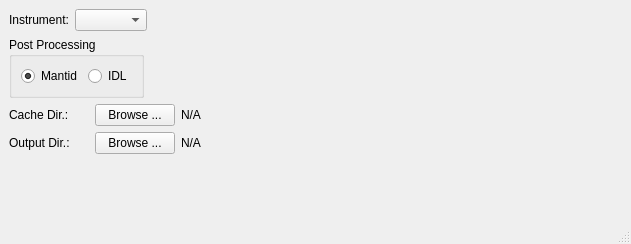
This is addie/ui/advanced_window.ui in neutrons/addie as Qt 5 draws it before an edit. The edited form follows.
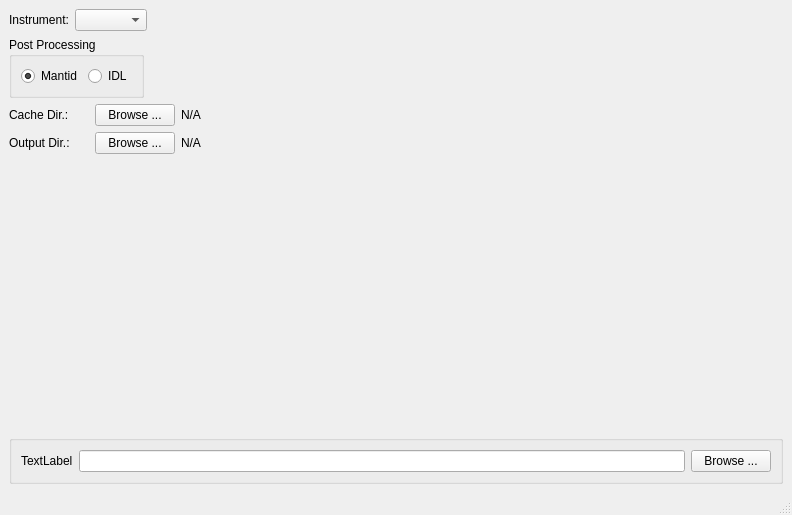
This is the edited form.

Commit message: Initial work for IDL script paths

The edit to the form file:
```diff
--- a/addie/ui/advanced_window.ui
+++ b/addie/ui/advanced_window.ui
@@ -6,8 +6,8 @@
    <rect>
     <x>0</x>
     <y>0</y>
-    <width>631</width>
-    <height>244</height>
+    <width>792</width>
+    <height>515</height>
    </rect>
   </property>
   <property name="windowTitle">
@@ -199,6 +199,36 @@
       </property>
      </spacer>
     </item>
+    <item>
+     <widget class="QGroupBox" name="idl_groupbox">
+      <property name="title">
+       <string/>
+      </property>
+      <layout class="QVBoxLayout" name="verticalLayout">
+       <item>
+        <layout class="QHBoxLayout" name="horizontalLayout_6">
+         <item>
+          <widget class="QLabel" name="label_3">
+           <property name="text">
+            <string>TextLabel</string>
+           </property>
+          </widget>
+         </item>
+         <item>
+          <widget class="QLineEdit" name="lineEdit"/>
+         </item>
+         <item>
+          <widget class="QPushButton" name="pushButton">
+           <property name="text">
+            <string>Browse ...</string>
+           </property>
+          </widget>
+         </item>
+        </layout>
+       </item>
+      </layout>
+     </widget>
+    </item>
    </layout>
   </widget>
   <widget class="QMenuBar" name="menubar">
```
Left out of the diff: 2 changed lines with no effect on the pictures. The commit also changes 2 other files.
